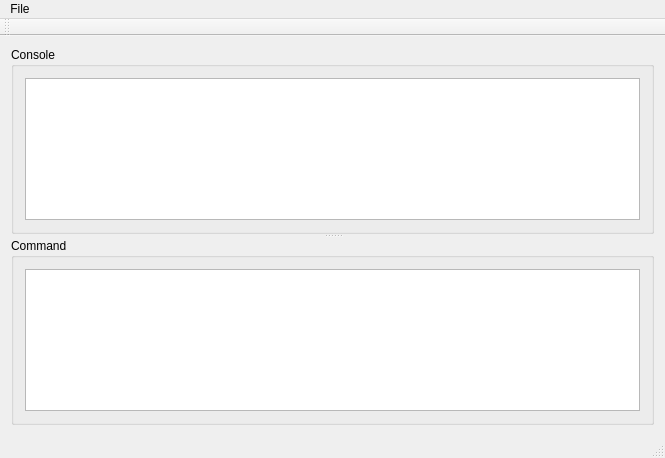
grzegorz-kap/Calc, file CalcApp/calcapp.ui: the form before one commit.
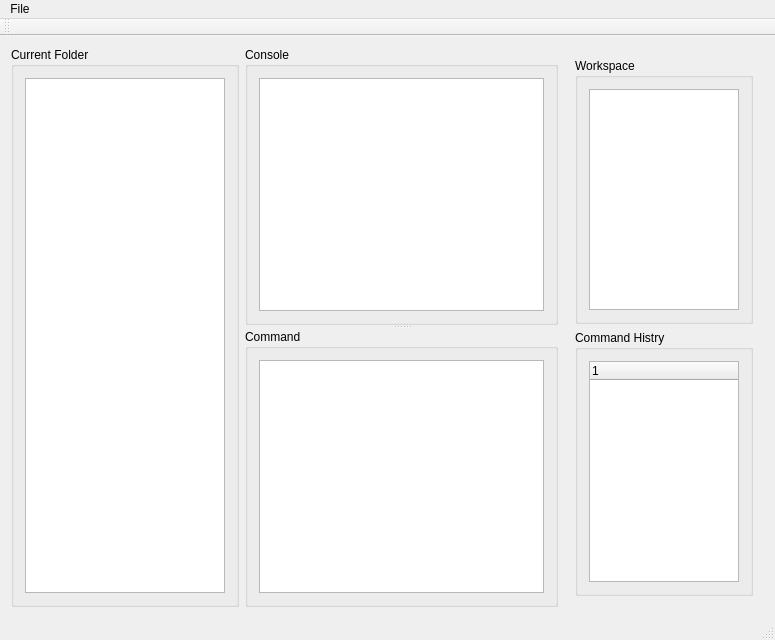
The form after the commit. Custom widgets are drawn as their Qt base class.

Commit message: GUI display list of .m files in working directory

The edit to the form file:
```diff
--- a/CalcApp/calcapp.ui
+++ b/CalcApp/calcapp.ui
@@ -6,15 +6,37 @@
    <rect>
     <x>0</x>
     <y>0</y>
-    <width>665</width>
-    <height>458</height>
+    <width>775</width>
+    <height>640</height>
    </rect>
   </property>
   <property name="windowTitle">
    <string>CalcApp</string>
   </property>
   <widget class="QWidget" name="centralWidget">
-   <layout class="QVBoxLayout" name="verticalLayout_3">
+   <layout class="QHBoxLayout" name="horizontalLayout">
+    <item>
+     <widget class="QGroupBox" name="files_box">
+      <property name="title">
+       <string>Current Folder</string>
+      </property>
+      <layout class="QVBoxLayout" name="verticalLayout_3">
+       <item>
+        <widget class="FileList" name="fileList">
+         <property name="maximumSize">
+          <size>
+           <width>200</width>
+           <height>16777215</height>
+          </size>
+         </property>
+         <property name="sortingEnabled">
+          <bool>true</bool>
+         </property>
+        </widget>
+       </item>
+      </layout>
+     </widget>
+    </item>
     <item>
      <widget class="QSplitter" name="splitter">
       <property name="sizePolicy">
@@ -64,6 +86,48 @@
       </widget>
      </widget>
     </item>
+    <item>
+     <widget class="QWidget" name="widget" native="true">
+      <property name="maximumSize">
+       <size>
+        <width>200</width>
+        <height>16777215</height>
+       </size>
+      </property>
+      <layout class="QVBoxLayout" name="verticalLayout_4">
+       <item>
+        <widget class="QGroupBox" name="groupBox">
+         <property name="title">
+          <string>Workspace</string>
+         </property>
+         <layout class="QVBoxLayout" name="verticalLayout_6">
+          <item>
+           <widget class="QTableWidget" name="tableWidget"/>
+          </item>
+         </layout>
+        </widget>
+       </item>
+       <item>
+        <widget class="QGroupBox" name="groupBox_2">
+         <property name="title">
+          <string>Command Histry</string>
+         </property>
+         <layout class="QVBoxLayout" name="verticalLayout_5">
+          <item>
+           <widget class="QTreeWidget" name="treeWidget">
+            <column>
+             <property name="text">
+              <string notr="true">1</string>
+             </property>
+            </column>
+           </widget>
+          </item>
+         </layout>
+        </widget>
+       </item>
+      </layout>
+     </widget>
+    </item>
    </layout>
   </widget>
   <widget class="QMenuBar" name="menuBar">
@@ -71,7 +135,7 @@
     <rect>
      <x>0</x>
      <y>0</y>
-     <width>665</width>
+     <width>775</width>
      <height>21</height>
     </rect>
    </property>
@@ -104,6 +168,11 @@
    <extends>QTextBrowser</extends>
    <header location="global">console.h</header>
   </customwidget>
+  <customwidget>
+   <class>FileList</class>
+   <extends>QListWidget</extends>
+   <header location="global">filelist.h</header>
+  </customwidget>
  </customwidgets>
  <resources>
   <include location="calcapp.qrc"/>
```
The commit also changes 12 other files.
